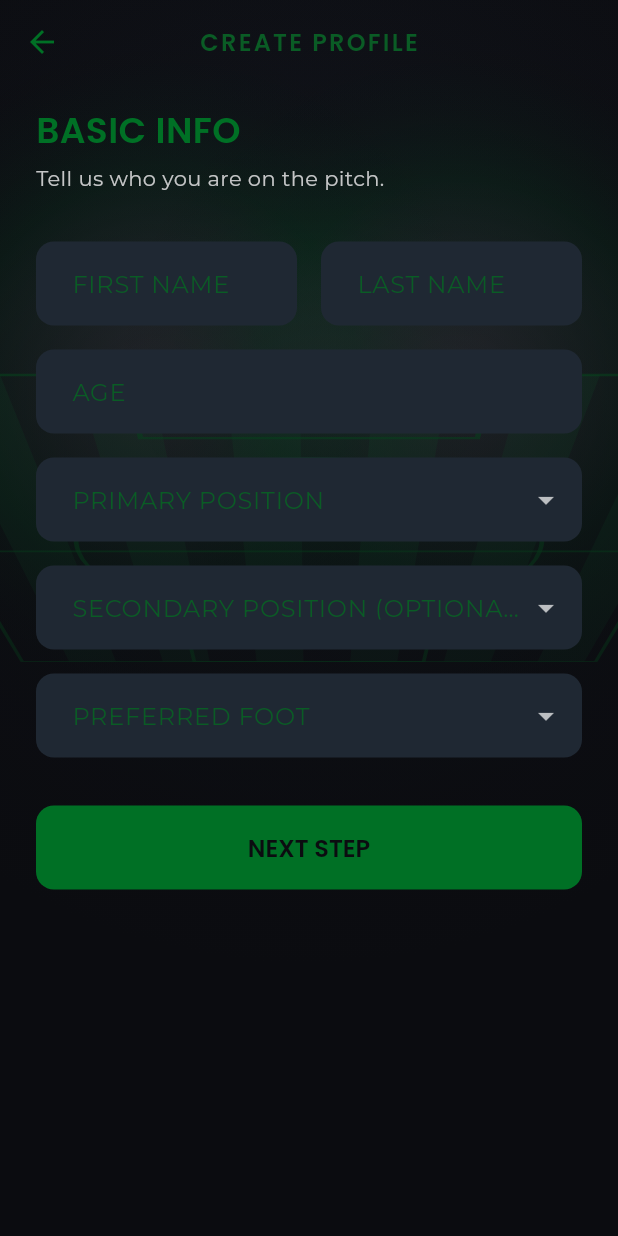
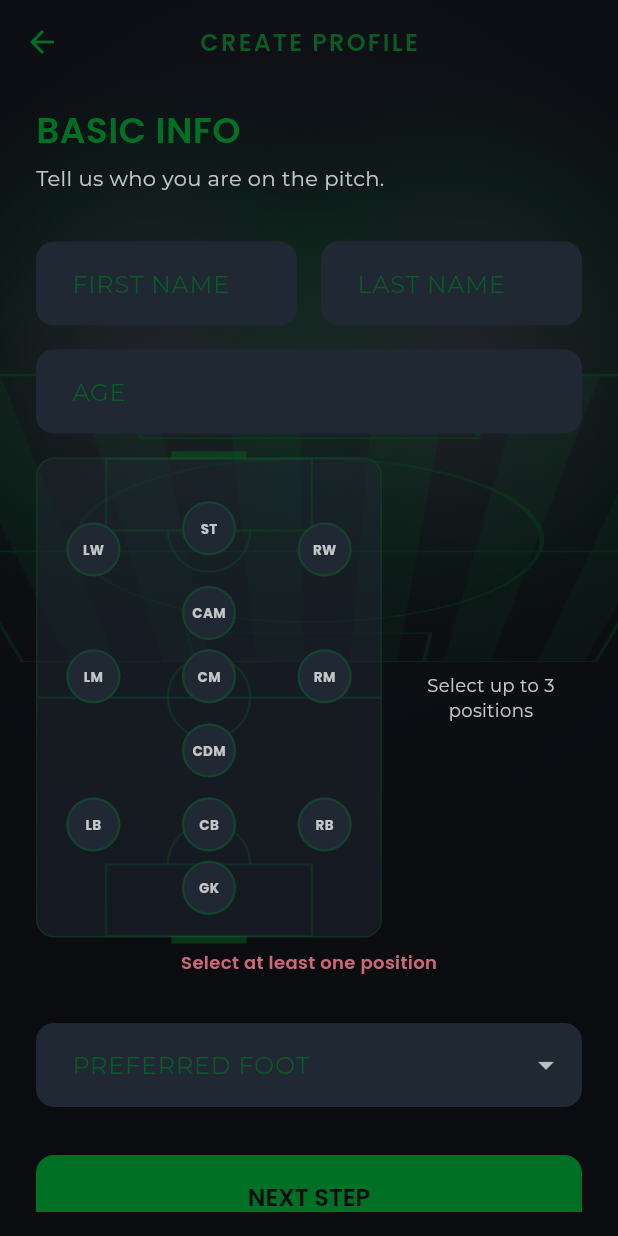
Before and after one commit to usanema/footstar, a Flutter app: the OnboardingScreen screen opened directly, on a phone screen of 412 x 824 dp. Run offline on Flutter 3.47's test engine with Material 3 defaults, Android fonts, the phone set to English and light mode, and no system bars; our stand-ins replace flutter_svg, google_fonts, supabase_flutter; accounts and stored records are empty.

Commit message:
feat(onboarding): Implement multi-select Position Selector (Mini-Pitch) & Update Docs

```diff
--- a/footstar-frontend/lib/features/onboarding/presentation/onboarding_screen.dart
+++ b/footstar-frontend/lib/features/onboarding/presentation/onboarding_screen.dart
@@ -3,6 +3,7 @@ import 'package:supabase_flutter/supabase_flutter.dart';
 import '../../../../core/app_theme.dart';
 import '../../auth/presentation/widgets/stadium_background.dart';
 import 'widgets/skill_hexagon.dart';
+import 'widgets/position_selector.dart';
 import '../data/models/profile_model.dart';
 import '../data/profile_repository.dart';
 
@@ -23,9 +24,10 @@ class _OnboardingScreenState extends State<OnboardingScreen> {
   final _firstNameController = TextEditingController();
   final _lastNameController = TextEditingController();
   final _ageController = TextEditingController();
-  String? _positionPrimary;
-  String? _positionSecondary;
-  String? _positionTertiary;
+
+  // Positions List (Max 3)
+  List<String> _selectedPositions = [];
+
   String? _foot;
 
   // Step 2: Attributes (1-5), Budget 30
@@ -100,9 +102,16 @@ class _OnboardingScreenState extends State<OnboardingScreen> {
         firstName: _firstNameController.text.trim(),
         lastName: _lastNameController.text.trim(),
         age: int.tryParse(_ageController.text) ?? 18,
-        positionPrimary: _positionPrimary,
-        positionSecondary: _positionSecondary,
-        positionTertiary: _positionTertiary,
+
+        positionPrimary: _selectedPositions.isNotEmpty
+            ? _selectedPositions[0]
+            : null,
+        positionSecondary: _selectedPositions.length > 1
+            ? _selectedPositions[1]
+            : null,
+        positionTertiary: _selectedPositions.length > 2
+            ? _selectedPositions[2]
+            : null,
         foot: _foot,
         speed: _speed,
         technique: _technique,
@@ -170,7 +179,6 @@ class _OnboardingScreenState extends State<OnboardingScreen> {
   }
 
   Widget _buildStep1() {
-    const positions = ['GK', 'DEF', 'MID', 'FWD'];
     const feet = ['LEFT', 'RIGHT', 'BOTH'];
 
     return Padding(
@@ -226,32 +234,27 @@ class _OnboardingScreenState extends State<OnboardingScreen> {
                 validator: (v) => v!.isEmpty ? 'Required' : null,
               ),
               const SizedBox(height: 16),
-              DropdownButtonFormField<String>(
-                value: _positionPrimary,
-                style: AppTextStyles.bodyLarge,
-                dropdownColor: AppColors.surface,
-                decoration: const InputDecoration(
-                  labelText: 'PRIMARY POSITION',
+              // --- POSITION SELECTOR (MINI-PITCH) ---
+              Center(
+                child: PositionSelector(
+                  selectedPositions: _selectedPositions,
+                  onPositionsChanged: (positions) =>
+                      setState(() => _selectedPositions = positions),
                 ),
-                items: positions
-                    .map((p) => DropdownMenuItem(value: p, child: Text(p)))
-                    .toList(),
-                onChanged: (v) => setState(() => _positionPrimary = v),
-                validator: (v) => v == null ? 'Required' : null,
               ),
+              if (_selectedPositions.isEmpty)
+                Padding(
+                  padding: const EdgeInsets.only(top: 8),
+                  child: Center(
+                    child: Text(
+                      'Select at least one position',
+                      style: AppTextStyles.labelSmall.copyWith(
+                        color: AppColors.error,
+                      ),
+                    ),
+                  ),
+                ),
               const SizedBox(height: 16),
-              DropdownButtonFormField<String>(
-                value: _positionSecondary,
-                style: AppTextStyles.bodyLarge,
-                dropdownColor: AppColors.surface,
-                decoration: const InputDecoration(
-                  labelText: 'SECONDARY POSITION (OPTIONAL)',
-                ),
-                items: positions
-                    .map((p) => DropdownMenuItem(value: p, child: Text(p)))
-                    .toList(),
-                onChanged: (v) => setState(() => _positionSecondary = v),
-              ),
               const SizedBox(height: 16),
               DropdownButtonFormField<String>(
                 value: _foot,
@@ -310,8 +313,10 @@ class _OnboardingScreenState extends State<OnboardingScreen> {
                   ),
                   decoration: BoxDecoration(
                     color: remainingPoints < 0
-                        ? AppColors.error.withOpacity(0.2)
-                        : SkillHexagon.neonTurf.withOpacity(0.2), // Use Neon
+                        ? AppColors.error.withValues(alpha: 0.2)
+                        : SkillHexagon.neonTurf.withValues(
+                            alpha: 0.2,
+                          ), // Use Neon
                     borderRadius: BorderRadius.circular(20),
                     border: Border.all(
                       color: remainingPoints < 0
@@ -425,7 +430,7 @@ class _OnboardingScreenState extends State<OnboardingScreen> {
             activeTrackColor: color,
             inactiveTrackColor: AppColors.surface,
             thumbColor: color,
-            overlayColor: color.withOpacity(0.2),
+            overlayColor: color.withValues(alpha: 0.2),
             trackHeight: 2.0, // Thinner lines as per "Neon Sliders (lines)"
             thumbShape: const RoundSliderThumbShape(enabledThumbRadius: 6.0),
           ),
--- /dev/null
+++ b/footstar-frontend/lib/features/onboarding/presentation/widgets/position_selector.dart
@@ -0,0 +1,468 @@
+import 'package:flutter/material.dart';
+import '../../../../core/app_theme.dart';
+
+class PositionSelector extends StatefulWidget {
+  final List<String> selectedPositions;
+  final ValueChanged<List<String>> onPositionsChanged;
+
+  const PositionSelector({
+    super.key,
+    required this.selectedPositions,
+    required this.onPositionsChanged,
+  });
+
+  @override
+  State<PositionSelector> createState() => _PositionSelectorState();
+}
+
+class _PositionSelectorState extends State<PositionSelector> {
+  String? _focusedPosition;
+
+  @override
+  void initState() {
+    super.initState();
+    // Default focus to first selected or null
+    if (widget.selectedPositions.isNotEmpty) {
+      _focusedPosition = widget.selectedPositions.first;
+    }
+  }
+
+  void _handleTap(String code) {
+    setState(() => _focusedPosition = code);
+
+    final current = List<String>.from(widget.selectedPositions);
+    if (current.contains(code)) {
+      current.remove(code);
+    } else {
+      if (current.length < 3) {
+        current.add(code);
+      } else {
+        // Already 3 selected. Maybe replace the last one?
+        // Or just notify user? For now, strict limit.
+        return;
+      }
+    }
+    widget.onPositionsChanged(current);
+  }
+
+  @override
+  Widget build(BuildContext context) {
+    // 12 Positions Data
+    final positions = [
+      _Pos(
+        'ST',
+        'STRIKER',
+        const Alignment(0, -0.8),
+        desc: 'Goal Machine',
+        traits: ['Finishing', 'Strength'],
+        examples: ['Lewandowski', 'Haaland'],
+      ),
+      _Pos(
+        'LW',
+        'LEFT WING',
+        const Alignment(-0.8, -0.7),
+        desc: 'Speedster',
+        traits: ['Pace', 'Dribbling'],
+        examples: ['Vinicius Jr', 'Neymar'],
+      ),
+      _Pos(
+        'RW',
+        'RIGHT WING',
+        const Alignment(0.8, -0.7),
+        desc: 'Speedster',
+        traits: ['Pace', 'Cut-inside'],
+        examples: ['Salah', 'Saka'],
+      ),
+      _Pos(
+        'CAM',
+        'ATTACKING MID',
+        const Alignment(0, -0.4),
+        desc: 'Playmaker',
+        traits: ['Vision', 'Passing'],
+        examples: ['De Bruyne', 'Bellingham'],
+      ),
+      _Pos(
+        'LM',
+        'LEFT MID',
+        const Alignment(-0.8, -0.1),
+        desc: 'Wide Engine',
+        traits: ['Stamina', 'Crosses'],
+        examples: ['Son', 'Kostic'],
+      ),
+      _Pos(
+        'CM',
+        'CENTER MID',
+        const Alignment(0, -0.1),
+        desc: 'Orchestrator',
+        traits: ['Control', 'Passing'],
+        examples: ['Modrić', 'Kroos'],
+      ),
+      _Pos(
+        'RM',
+        'RIGHT MID',
+        const Alignment(0.8, -0.1),
+        desc: 'Wide Engine',
+        traits: ['Stamina', 'Workrate'],
+        examples: ['Valverde', 'Beckham'],
+      ),
+      _Pos(
+        'CDM',
+        'DEFENSIVE MID',
+        const Alignment(0, 0.25),
+        desc: 'The Wall',
+        traits: ['Tackling', 'Intercepting'],
+        examples: ['Rodri', 'Casemiro'],
+      ),
+      _Pos(
+        'LB',
+        'LEFT BACK',
+        const Alignment(-0.8, 0.6),
+        desc: 'Fullback',
+        traits: ['Speed', 'Defense'],
+        examples: ['Davies', 'Robertson'],
+      ),
+      _Pos(
+        'CB',
+        'CENTER BACK',
+        const Alignment(0, 0.6),
+        desc: 'Tower',
+        traits: ['Strength', 'Heading'],
+        examples: ['Van Dijk', 'Rüdiger'],
+      ),
+      _Pos(
+        'RB',
+        'RIGHT BACK',
+        const Alignment(0.8, 0.6),
+        desc: 'Fullback',
+        traits: ['Speed', 'Overlap'],
+        examples: ['Hakimi', 'Trent'],
+      ),
+      _Pos(
+        'GK',
+        'GOALKEEPER',
+        const Alignment(0, 0.9),
+        desc: 'Guardian',
+        traits: ['Reflexes', 'Diving'],
+        examples: ['Courtois', 'Alisson'],
+      ),
+    ];
+
+    // Determine data for info panel
+    final infoData = _focusedPosition != null
+        ? positions.firstWhere((p) => p.code == _focusedPosition)
+        : (widget.selectedPositions.isNotEmpty
+              ? positions.firstWhere(
+                  (p) => p.code == widget.selectedPositions.first,
+                )
+              : positions[0]);
+
+    return SizedBox(
+      height: 320,
+      child: Row(
+        children: [
+          // LEFT: Mini Pitch (2/3 -> Flex 2)
+          Expanded(
+            flex: 2,
+            child: AspectRatio(
+              aspectRatio: 3 / 4,
+              child: Container(
+                margin: const EdgeInsets.only(right: 12),
+                decoration: BoxDecoration(
+                  color: AppColors.surface.withValues(alpha: 0.5),
+                  borderRadius: BorderRadius.circular(12),
+                  border: Border.all(
+                    color: AppColors.secondary.withValues(alpha: 0.3),
+                  ),
+                ),
+                child: Stack(
+                  children: [
+                    Positioned.fill(
+                      child: CustomPaint(
+                        painter: _PitchPainter(
+                          color: AppColors.secondary.withValues(alpha: 0.3),
+                        ),
+                      ),
+                    ),
+                    ...positions.map((p) => _buildPositionNode(p)),
+                  ],
+                ),
+              ),
+            ),
+          ),
+
+          // RIGHT: Info Panel (1/3 -> Flex 1)
+          Expanded(
+            flex: 1,
+            child: widget.selectedPositions.isEmpty && _focusedPosition == null
+                ? Center(
+                    child: Text(
+                      'Select up to 3 positions',
+                      style: AppTextStyles.bodyMedium.copyWith(
+                        color: AppColors.textSecondary,
+                        fontSize: 12,
+                      ),
+                      textAlign: TextAlign.center,
+                    ),
+                  )
+                : _buildInfoCard(infoData),
+          ),
+        ],
+      ),
+    );
+  }
+
+  Widget _buildInfoCard(_Pos data) {
+    return AnimatedSwitcher(
+      duration: const Duration(milliseconds: 300),
+      child: Container(
+        key: ValueKey(data.code),
+        padding: const EdgeInsets.all(12),
+        decoration: BoxDecoration(
+          color: AppColors.surface,
+          borderRadius: BorderRadius.circular(12),
+          border: Border.all(color: AppColors.primary.withValues(alpha: 0.3)),
+          boxShadow: [
+            BoxShadow(
+              color: Colors.black.withValues(alpha: 0.3),
+              blurRadius: 10,
+              offset: const Offset(0, 4),
+            ),
+          ],
+        ),
+        child: Column(
+          crossAxisAlignment: CrossAxisAlignment.stretch,
+          mainAxisAlignment: MainAxisAlignment.center,
+          children: [
+            // Code & Name
+            Container(
+              alignment: Alignment.center,
+              padding: const EdgeInsets.symmetric(vertical: 4),
+              decoration: BoxDecoration(
+                color: AppColors.primary,
+                borderRadius: BorderRadius.circular(4),
+              ),
+              child: Text(
+                data.code,
+                style: AppTextStyles.labelSmall.copyWith(
+                  color: AppColors.onPrimary,
+                  fontWeight: FontWeight.bold,
+                  fontSize: 12,
+                ),
+              ),
+            ),
+            const SizedBox(height: 8),
+            Text(
+              data.label,
+              style: AppTextStyles.labelSmall.copyWith(
+                color: Colors.white,
+                fontSize: 10,
+                fontWeight: FontWeight.bold,
+              ),
+              textAlign: TextAlign.center,
+              overflow: TextOverflow.ellipsis,
+            ),
+            const SizedBox(height: 8),
+            const Divider(color: AppColors.secondary, thickness: 0.5),
+            const SizedBox(height: 8),
+
+            // Description
+            Text(
+              data.desc.toUpperCase(),
+              style: AppTextStyles.labelSmall.copyWith(
+                color: AppColors.secondary,
+                fontSize: 9,
+                letterSpacing: 1.0,
+              ),
+              textAlign: TextAlign.center,
+            ),
+            const SizedBox(height: 12),
+
+            // Traits
+            Wrap(
+              alignment: WrapAlignment.center,
+              spacing: 4,
+              runSpacing: 4,
+              children: data.traits
+                  .map(
+                    (t) => Text(
+                      t,
+                      style: AppTextStyles.bodySmall.copyWith(
+                        fontSize: 9,
+                        color: Colors.white70,
+                      ),
+                    ),
+                  )
+                  .toList(),
+            ),
+            const SizedBox(height: 12),
+
+            // Examples
+            Text(
+              'players:',
+              style: AppTextStyles.labelSmall.copyWith(
+                color: AppColors.secondary,
+                fontSize: 10,
+              ),
+              textAlign: TextAlign.center,
+            ),
+            const SizedBox(height: 4),
+            Text(
+              data.examples.join(', '),
+              style: AppTextStyles.bodyMedium.copyWith(
+                color: AppColors.primary,
+                fontWeight: FontWeight.bold,
+                fontSize: 11,
+              ),
+              textAlign: TextAlign.center,
+              overflow: TextOverflow.ellipsis,
+              maxLines: 2,
+            ),
+          ],
+        ),
+      ),
+    );
+  }
+
+  Widget _buildPositionNode(_Pos pos) {
+    final isSelected = widget.selectedPositions.contains(pos.code);
+    final isFocused = _focusedPosition == pos.code;
+
+    final selectionIndex = widget.selectedPositions.indexOf(pos.code) + 1;
+    final primaryColor = AppColors.primary;
+
+    return Align(
+      alignment: pos.align,
+      child: GestureDetector(
+        onTap: () => _handleTap(pos.code),
+        behavior: HitTestBehavior.opaque,
+        child: AnimatedContainer(
+          duration: const Duration(milliseconds: 200),
+          width: 36,
+          height: 36,
+          decoration: BoxDecoration(
+            shape: BoxShape.circle,
+            color: isSelected ? primaryColor : AppColors.surface,
+            border: Border.all(
+              color: isSelected
+                  ? primaryColor
+                  : (isFocused
+                        ? Colors.white
+                        : AppColors.secondary.withValues(alpha: 0.5)),
+              width: isSelected ? 2 : 1.5,
+            ),
+            boxShadow: isSelected
+                ? [
+                    BoxShadow(
+                      color: primaryColor.withValues(alpha: 0.5),
+                      blurRadius: 10,
+                      spreadRadius: 2,
+                    ),
+                  ]
+                : [],
+          ),
+          child: Center(
+            child: isSelected
+                ? Text(
+                    '$selectionIndex',
+                    style: AppTextStyles.labelSmall.copyWith(
+                      fontSize: 14,
+                      color: AppColors.onPrimary,
+                      fontWeight: FontWeight.bold,
+                    ),
+                  )
+                : Text(
+                    pos.code,
+                    style: AppTextStyles.labelSmall.copyWith(
+                      fontSize: 9,
+                      color: AppColors.textSecondary,
+                      fontWeight: FontWeight.bold,
+                    ),
+                  ),
+          ),
+        ),
+      ),
+    );
+  }
+}
+
+class _Pos {
+  final String code;
+  final String label;
+  final Alignment align;
+  final String desc;
+  final List<String> traits;
+  final List<String> examples;
+
+  _Pos(
+    this.code,
+    this.label,
+    this.align, {
+    required this.desc,
+    required this.traits,
+    required this.examples,
+  });
+}
+
+class _PitchPainter extends CustomPainter {
+  final Color color;
+
+  _PitchPainter({required this.color});
+
+  @override
+  void paint(Canvas canvas, Size size) {
+    final paint = Paint()
+      ..color = color
+      ..style = PaintingStyle.stroke
+      ..strokeWidth = 1.5;
+
+    final w = size.width;
+    final h = size.height;
+
+    // Boundary
+    // canvas.drawRect(Rect.fromLTWH(0, 0, w, h), paint); // Optional if container has border
+
+    // Halfway line
+    canvas.drawLine(Offset(0, h / 2), Offset(w, h / 2), paint);
+    canvas.drawCircle(Offset(w / 2, h / 2), w * 0.12, paint);
+
+    // Penalty Boxes
+    // Top (Opponent)
+    final boxW = w * 0.6;
+    final boxH = h * 0.15;
+    canvas.drawRect(Rect.fromLTWH((w - boxW) / 2, 0, boxW, boxH), paint);
+    canvas.drawArc(
+      Rect.fromCenter(
+        center: Offset(w / 2, boxH),
+        width: boxW * 0.4,
+        height: boxW * 0.4,
+      ),
+      0,
+      3.14,
+      false,
+      paint,
+    );
+
+    // Bottom (Home)
+    canvas.drawRect(Rect.fromLTWH((w - boxW) / 2, h - boxH, boxW, boxH), paint);
+    canvas.drawArc(
+      Rect.fromCenter(
+        center: Offset(w / 2, h - boxH),
+        width: boxW * 0.4,
+        height: boxW * 0.4,
+      ),
+      3.14,
+      3.14,
+      false,
+      paint,
+    );
+
+    // Goals (Small filled rects)
+    paint.style = PaintingStyle.fill;
+    paint.color = color.withValues(alpha: 0.5);
+    canvas.drawRect(Rect.fromLTWH((w - 50) / 2, -5, 50, 5), paint);
+    canvas.drawRect(Rect.fromLTWH((w - 50) / 2, h, 50, 5), paint);
+  }
+
+  @override
+  bool shouldRepaint(covariant CustomPainter oldDelegate) => false;
+}
```
Also changed, not shown: 2 other files.
